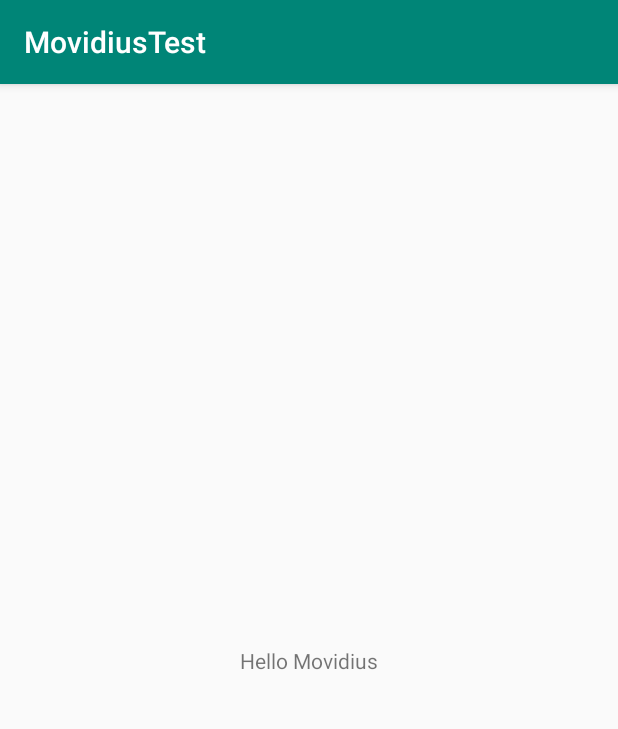
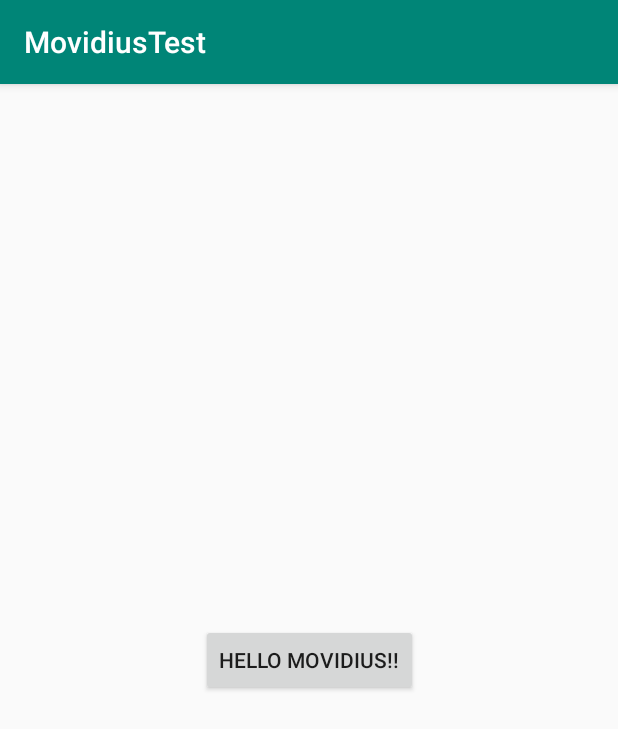
Before and after one commit to saki4510t/MovidiusTest, an Android app: the screen it shows after launch (MainActivity), on a phone screen of 412 x 824 dp. Shown: the top 729 px of the screen. Run offline under Robolectric (Android 15) with nearby library versions, the phone set to English and light mode, and no system bars; 10 statements that could not run were skipped.

Commit message:
ボタンのクリックでMvNcAPI#runを呼び出せるように修正

```diff
--- a/app/src/main/res/layout/activity_main.xml
+++ b/app/src/main/res/layout/activity_main.xml
@@ -8,14 +8,18 @@
 	android:layout_height="match_parent"
 	tools:context=".MainActivity">
 
-	<TextView
-		android:id="@+id/sample_text"
+
+	<Button
+		android:id="@+id/button"
 		android:layout_width="wrap_content"
 		android:layout_height="wrap_content"
-		android:text="Hello World!"
+		android:layout_marginStart="8dp"
+		android:layout_marginTop="8dp"
+		android:layout_marginEnd="8dp"
+		android:layout_marginBottom="8dp"
+		android:text="Hello Movidius!!"
 		app:layout_constraintBottom_toBottomOf="parent"
-		app:layout_constraintLeft_toLeftOf="parent"
-		app:layout_constraintRight_toRightOf="parent"
+		app:layout_constraintEnd_toEndOf="parent"
+		app:layout_constraintStart_toStartOf="parent"
 		app:layout_constraintTop_toTopOf="parent"/>
-
 </android.support.constraint.ConstraintLayout>
```
Also changed, not shown: app/src/main/java/com/serenegiant/movidiustest/MainActivity.java (+26 -2 lines).
